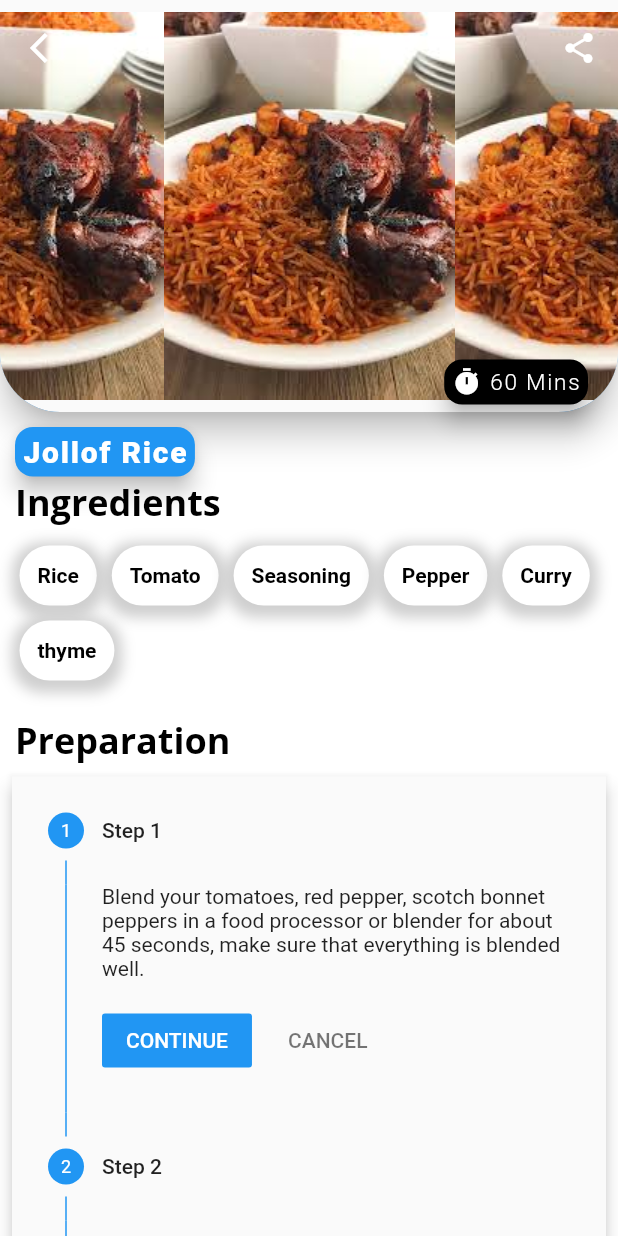
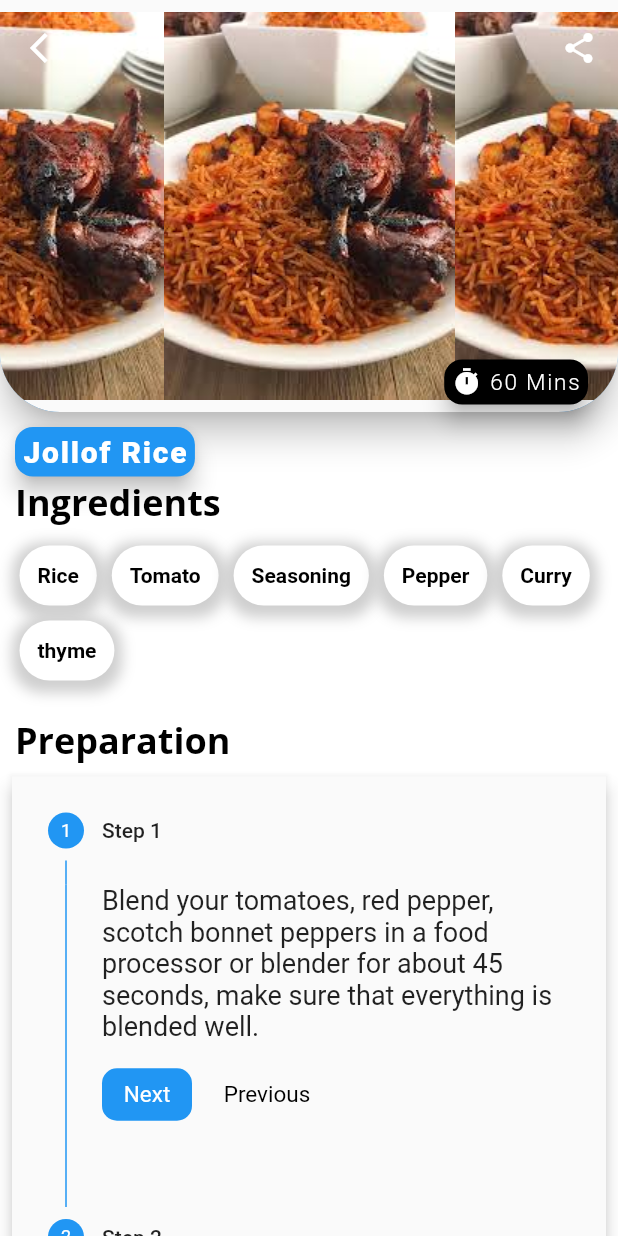
Before and after one commit to oluwatobiiloba/recipeapp, a Flutter app: the RecipeView screen opened directly with sample values from the repository, after a tap on an icon or button, on a phone screen of 412 x 824 dp. Run offline on Flutter 3.47's test engine with Material 2 defaults, Android fonts, the light colour scheme and no system bars; our stand-ins replace firebase_auth, firebase_core, flutter_icons, google_fonts; missing offline and left inert: multi_sort; accounts and stored records are empty; network calls fail.

```diff
--- a/lib/Screens/cooview.dart
+++ b/lib/Screens/cookview.dart
@@ -16,7 +16,6 @@ class CookView extends StatefulWidget {
 class _CookViewState extends State<CookView> {
   int current_step = 0;
 
-  @override
   @override
   Widget build(BuildContext context) {
     return Scaffold(
@@ -201,6 +200,33 @@ class _CookViewState extends State<CookView> {
                             }
                           });
                         },
+                        controlsBuilder: (BuildContext,{void Function()? onStepCancel,void Function()? onStepContinue}){
+                          return Row(
+                            children: [
+                              SizedBox(height: 70,),
+                              Container(
+                                decoration: BoxDecoration(borderRadius: BorderRadius.circular(10),color: Colors.blue,),
+                                height: 35,
+                                width: 60,
+
+                                child: GestureDetector(
+                                  onTap: onStepContinue,
+                                  child: Center(child: Text("Next",style: TextStyle(color: Colors.white,fontSize: 15),)),
+                                ),
+                              ),
+                              SizedBox(width: 20,),
+                              Container(
+                                height: 20,
+                                width: 60,
+                                color: Colors.transparent,
+                                child: GestureDetector(
+                                  onTap: onStepCancel,
+                                  child: Center(child: Text("Previous",style: TextStyle(color: Colors.black,fontSize: 15),)),
+                                ),
+                              ),
+                            ],
+                          );
+                        },
                       ),
 
 
@@ -261,7 +287,7 @@ class _CookViewState extends State<CookView> {
     var stepdata = widget.recipe.steps;
     for (var i = 0; i < stepdata.length; i++) {
       steps.add(Step(
-        content: Text('${stepdata[i]}'),
+        content: Text('${stepdata[i]}',style: TextStyle(fontSize: 18),),
         title: Text('Step ${i + 1}'),
         isActive: true,
       ));
--- a/lib/Screens/recipeview.dart
+++ b/lib/Screens/recipeview.dart
@@ -1,7 +1,7 @@
 import 'package:flutter/material.dart';
 import 'package:flutter_icons/flutter_icons.dart';
 import 'package:google_fonts/google_fonts.dart';
-import 'cooview.dart';
+import 'cookview.dart';
 import '../constants/data.dart';
 
 
@@ -46,9 +46,9 @@ class RecipeView extends StatelessWidget{
       body: SingleChildScrollView(
         physics: BouncingScrollPhysics(),
         child: Container(
-          margin: EdgeInsets.only(left: 30,top: 15,right: 30, bottom: 30),
-          width: MediaQuery.of(context).size.width*0.9,
-          height: MediaQuery.of(context).size.height*0.82,
+          margin: EdgeInsets.only(left: 25,top: 15,right: 25, bottom: 30),
+          width: MediaQuery.of(context).size.width*0.93,
+          height: MediaQuery.of(context).size.height*0.87,
           padding: EdgeInsets.all(10),
           decoration: BoxDecoration(
               color: Colors.white,
@@ -102,13 +102,13 @@ class RecipeView extends StatelessWidget{
                   ),
                 ),
               ),
-              Padding(padding: EdgeInsets.only(left: 10,right: 10,top: 5,bottom: 5),
+              Padding(padding: EdgeInsets.only(left: 10,right: 10,top: 2,bottom: 5),
                 child: Container(
-                  width: 500,
-                  height: 320,
+                  width: 600,
+                  height: 350,
                   alignment: Alignment.center,
                   child: Hero(tag: recipe.image,
-                      child: ClipRRect(child: Image.asset(recipe.image),borderRadius: BorderRadius.circular(15),)),
+                      child: ClipRRect(child: Image.asset(recipe.image,fit: BoxFit.fitWidth,),borderRadius: BorderRadius.circular(15),)),
                 ),
               ),
               Padding(
@@ -121,7 +121,7 @@ class RecipeView extends StatelessWidget{
                       Column(
                         children: [
                           Icon(Icons.restaurant_menu_outlined, size: 40,color: Colors.blue,),
-                          Text(recipe.calories.toString() + ' Kcal' ,style: GoogleFonts.roboto(color: Colors.blue  )
+                          Text(recipe.calories.toString() + ' Kcal' ,style: GoogleFonts.roboto(color: Colors.blue,fontSize: 18 )
                           )
                         ],
                       ),
@@ -129,7 +129,7 @@ class RecipeView extends StatelessWidget{
                       Column(
                         children: [
                           Icon(Icons.timer, size: 40,color: Colors.blue,),
-                          Text(recipe.time.toString() + ' mins',style: GoogleFonts.roboto(color: Colors.blue  )
+                          Text(recipe.time.toString() + ' mins',style: GoogleFonts.roboto(color: Colors.blue ,fontSize: 18 )
                           )
                         ],
                       ),
@@ -137,7 +137,7 @@ class RecipeView extends StatelessWidget{
                       Column(
                         children: [
                           Icon(FlutterIcons.stove_mco, size: 40,color: Colors.blue,),
-                          Text(recipe.difficulty != null ? recipe.difficulty:'N/A' ,style: GoogleFonts.roboto(color: Colors.blue  ))
+                          Text(recipe.difficulty != null ? recipe.difficulty:'N/A' ,style: GoogleFonts.roboto(color: Colors.blue,fontSize: 18  ))
                         ],
                       ),
 
@@ -151,8 +151,8 @@ class RecipeView extends StatelessWidget{
                   Center(
                     child: Expanded(
                       child: Container(
-                        height: 70,
-                        width: 70,
+                        height: 90,
+                        width: 90,
                         decoration: BoxDecoration(
                           boxShadow: [
                             BoxShadow(
@@ -160,14 +160,14 @@ class RecipeView extends StatelessWidget{
                                 offset: Offset(0, 1),
                                 blurRadius: 2.0)
                           ],
-                          borderRadius: BorderRadius.circular(35.0),
+                          borderRadius: BorderRadius.circular(45.0),
                           color: Colors.white,
                         ),
                         child: Material(
-                          borderRadius: BorderRadius.circular(35.0),
-                          color: Colors.white,
+                          borderRadius: BorderRadius.circular(45.0),
+                          color: Colors.blue,
                           child: InkWell(
-                            borderRadius: BorderRadius.circular(35.0),
+                            borderRadius: BorderRadius.circular(45.0),
                             onTap: () {
                               Navigator.push(
                                   context, MaterialPageRoute(builder: (context) => CookView(recipe: recipe))
@@ -177,7 +177,7 @@ class RecipeView extends StatelessWidget{
                             splashFactory: InkSplash.splashFactory,
                             child: Container(
                               padding: EdgeInsets.all(12.0),
-                              child: Center(child: Icon(FlutterIcons.chef_hat_mco,size: 30,color: Colors.blueGrey,)),
+                              child: Center(child: Icon(FlutterIcons.chef_hat_mco,size: 45,color: Colors.white,)),
                             ),
                           ),
                         ),
--- a/pubspec.yaml
+++ b/pubspec.yaml
@@ -40,6 +40,7 @@ dependencies:
   flutter_icons: ^1.1.0
   google_fonts: ^2.1.0
   multi_sort: ^3.0.0
+  provider: ^5.0.0
 
 dev_dependencies:
   flutter_test:
```
Also changed, not shown: lib/Login_and_signup/login.dart (+12 -8 lines), lib/Login_and_signup/signup.dart (+18 -3 lines), lib/firebase/authentication.dart (added, +32 -0 lines), lib/main.dart (+40 -2 lines), pubspec.lock.
